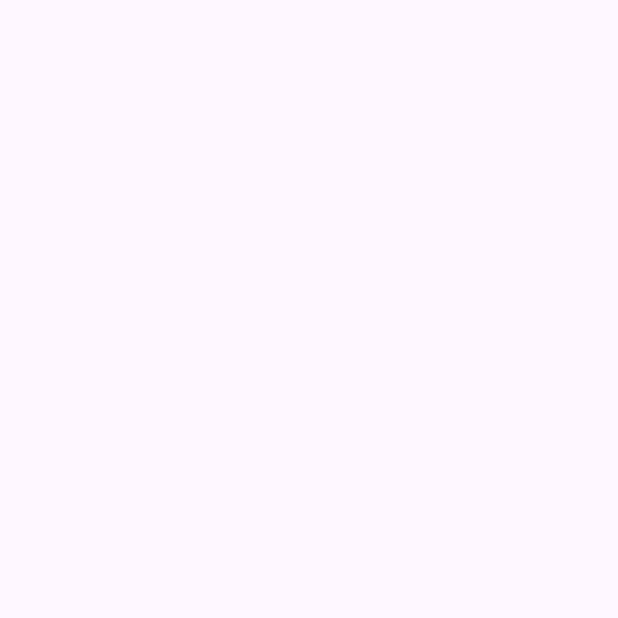
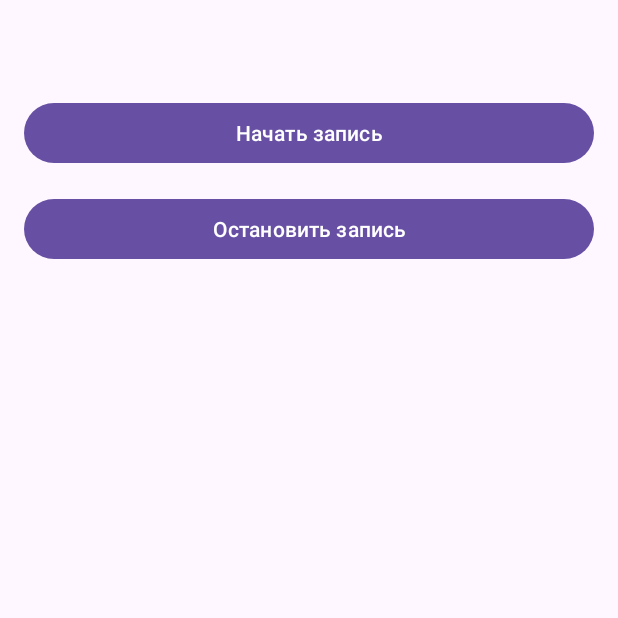
Before and after one commit to JuliaGrey/Visual_proga, an Android app: the GPS screen opened directly, with no data from a screen before it, on a phone screen of 412 x 824 dp, the top half of it. Before the commit the part shown is empty. Run offline under Robolectric (Android 15) with nearby library versions, the phone set to English and light mode, and no system bars.

Commit message:
GPS is added

```diff
--- a/Visual_proga-master/app/src/main/AndroidManifest.xml
+++ b/Visual_proga-master/app/src/main/AndroidManifest.xml
@@ -5,6 +5,9 @@
     <uses-permission android:name="android.permission.READ_MEDIA_AUDIO" />
     <uses-permission android:name="android.permission.POST_NOTIFICATIONS" />
     <uses-permission android:name="android.permission.FOREGROUND_SERVICE" />
+    <uses-permission android:name="android.permission.ACCESS_FINE_LOCATION" />
+    <uses-permission android:name="android.permission.ACCESS_COARSE_LOCATION" />
+    <uses-permission android:name="android.permission.ACCESS_BACKGROUND_LOCATION" />
     <uses-permission
         android:name="android.permission.READ_EXTERNAL_STORAGE"
         android:maxSdkVersion="32" />
--- a/Visual_proga-master/app/src/main/java/com/example/calculator/MainActivity.kt
+++ b/Visual_proga-master/app/src/main/java/com/example/calculator/MainActivity.kt
@@ -32,5 +32,10 @@ class MainActivity : AppCompatActivity() {
             val intent = Intent(this, MP3Activity::class.java)
             startActivity(intent)
         }
+        val GPSButton: Button = findViewById(R.id.GPS_activity)
+        GPSButton.setOnClickListener {
+            val intent = Intent(this, GPS::class.java)
+            startActivity(intent)
+        }
     }
 }
--- a/Visual_proga-master/app/src/main/res/layout/activity_gps.xml
+++ b/Visual_proga-master/app/src/main/res/layout/activity_gps.xml
@@ -6,5 +6,31 @@
     android:layout_width="match_parent"
     android:layout_height="match_parent"
     tools:context=".GPS">
+    <LinearLayout xmlns:android="http://schemas.android.com/apk/res/android"
+        android:layout_width="match_parent"
+        android:layout_height="match_parent"
+        android:orientation="vertical"
+        android:padding="16dp">
 
+        <TextView
+            android:id="@+id/tvCoordinates"
+            android:layout_width="match_parent"
+            android:layout_height="wrap_content"
+            android:textSize="18sp"
+            android:layout_marginBottom="24dp"/>
+
+        <Button
+            android:id="@+id/btnStart"
+            android:layout_width="match_parent"
+            android:layout_height="wrap_content"
+            android:text="Начать запись"
+            android:layout_marginBottom="16dp"/>
+
+        <Button
+            android:id="@+id/btnStop"
+            android:layout_width="match_parent"
+            android:layout_height="wrap_content"
+            android:text="Остановить запись"/>
+
+    </LinearLayout>
 </androidx.constraintlayout.widget.ConstraintLayout>
```
Also changed, not shown: Visual_proga-master/app/src/main/java/com/example/calculator/GPS.kt (+137 -6 lines), Visual_proga-master/app/src/main/res/layout/activity_main.xml (+8 -0 lines).
